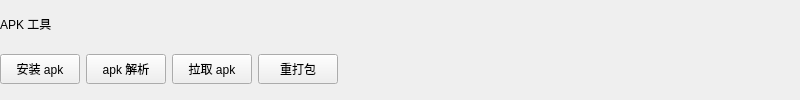
This is res/ui/apk_bar_widget.ui in purejiang/BlankTool as Qt 5 draws it before an edit. The edited form follows.
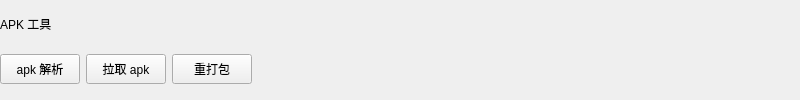
This is the edited form.

Commit message: 1.ui优化，安装 apk/aab 的功能集中到同一页面

What changed in the file:
```diff
--- a/res/ui/apk_bar_widget.ui
+++ b/res/ui/apk_bar_widget.ui
@@ -38,28 +38,6 @@
     </item>
     <item>
      <layout class="QHBoxLayout" name="horizontalLayout">
-      <item>
-       <widget class="QPushButton" name="install_apk_btn">
-        <property name="enabled">
-         <bool>true</bool>
-        </property>
-        <property name="sizePolicy">
-         <sizepolicy hsizetype="Preferred" vsizetype="Preferred">
-          <horstretch>0</horstretch>
-          <verstretch>0</verstretch>
-         </sizepolicy>
-        </property>
-        <property name="maximumSize">
-         <size>
-          <width>80</width>
-          <height>30</height>
-         </size>
-        </property>
-        <property name="text">
-         <string>安装 apk</string>
-        </property>
-       </widget>
-      </item>
       <item>
        <widget class="QPushButton" name="apk_info_btn">
         <property name="sizePolicy">
```
The commit also changes 12 other files.
